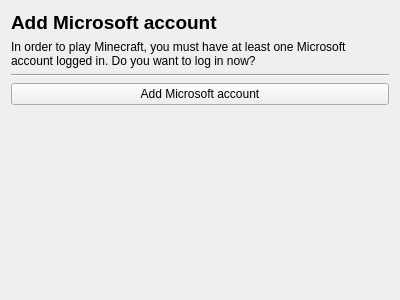
First picture: the form in launcher/ui/setupwizard/LoginWizardPage.ui, repository SpikyTeam/SpikyMC, before the edit.
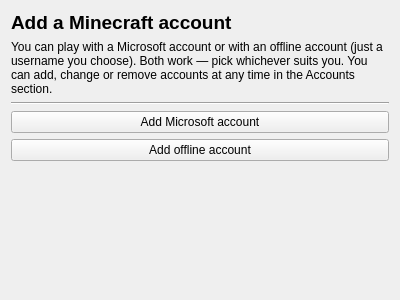
Second picture: the form after the edit.

Commit message:
fix(setup): allow adding an offline account on first run
The first-run wizard only offered a Microsoft account, with copy that
implied it was required. Present both options instead: an MS account via
MSALoginDialog, or a local offline account with a self-chosen username
via ChooseOfflineNameDialog.

Both paths share storeAccount, so the account is added, made default and
the wizard advances identically.

Patch:
```diff
--- a/launcher/ui/setupwizard/LoginWizardPage.ui
+++ b/launcher/ui/setupwizard/LoginWizardPage.ui
@@ -17,7 +17,7 @@
    <item>
     <widget class="QLabel" name="label">
      <property name="text">
-      <string>&lt;html&gt;&lt;head/&gt;&lt;body&gt;&lt;p&gt;&lt;span style=&quot; font-size:14pt; font-weight:600;&quot;&gt;Add Microsoft account&lt;/span&gt;&lt;/p&gt;&lt;/body&gt;&lt;/html&gt;</string>
+      <string>&lt;html&gt;&lt;head/&gt;&lt;body&gt;&lt;p&gt;&lt;span style=&quot; font-size:14pt; font-weight:600;&quot;&gt;Add a Minecraft account&lt;/span&gt;&lt;/p&gt;&lt;/body&gt;&lt;/html&gt;</string>
      </property>
      <property name="textFormat">
       <enum>Qt::RichText</enum>
@@ -30,7 +30,7 @@
    <item>
     <widget class="QLabel" name="label_2">
      <property name="text">
-      <string>In order to play Minecraft, you must have at least one Microsoft account logged in. Do you want to log in now?</string>
+      <string>You can play with a Microsoft account or with an offline account (just a username you choose). Both work — pick whichever suits you. You can add, change or remove accounts at any time in the Accounts section.</string>
      </property>
      <property name="wordWrap">
       <bool>true</bool>
@@ -51,6 +51,13 @@
      </property>
     </widget>
    </item>
+    <item>
+     <widget class="QPushButton" name="offlineButton">
+      <property name="text">
+       <string>Add offline account</string>
+      </property>
+     </widget>
+    </item>
    <item>
     <spacer name="verticalSpacer">
      <property name="orientation">
```
Lines whose indentation alone changed are shown as unchanged. The commit also changes 3 other files.
